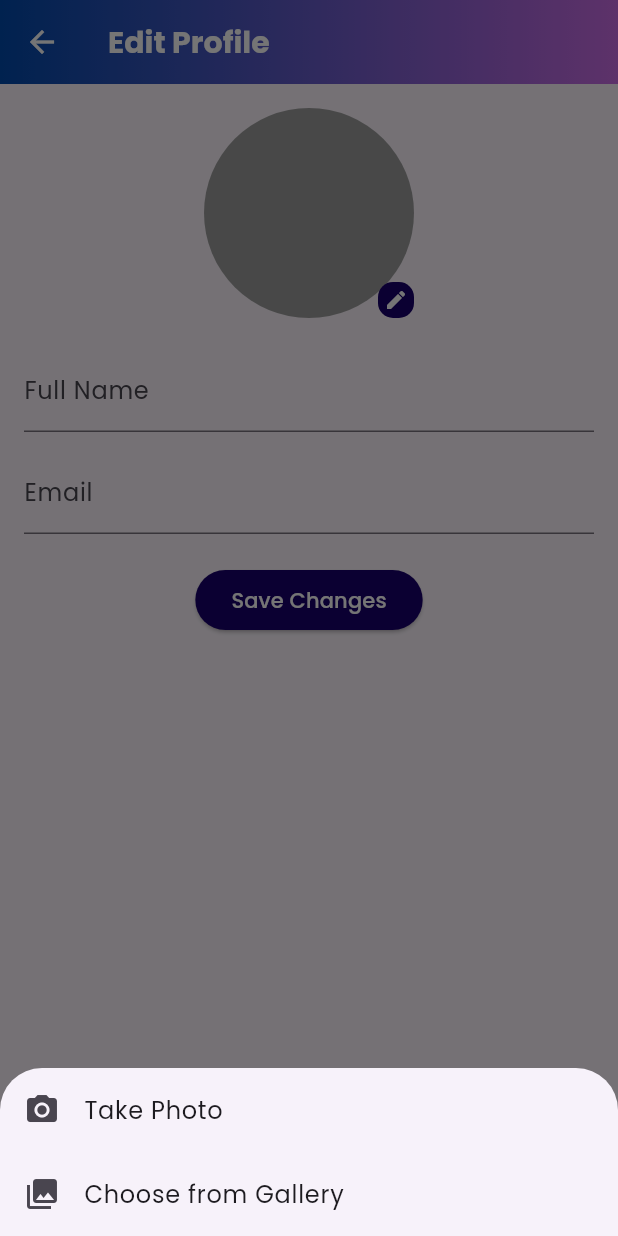
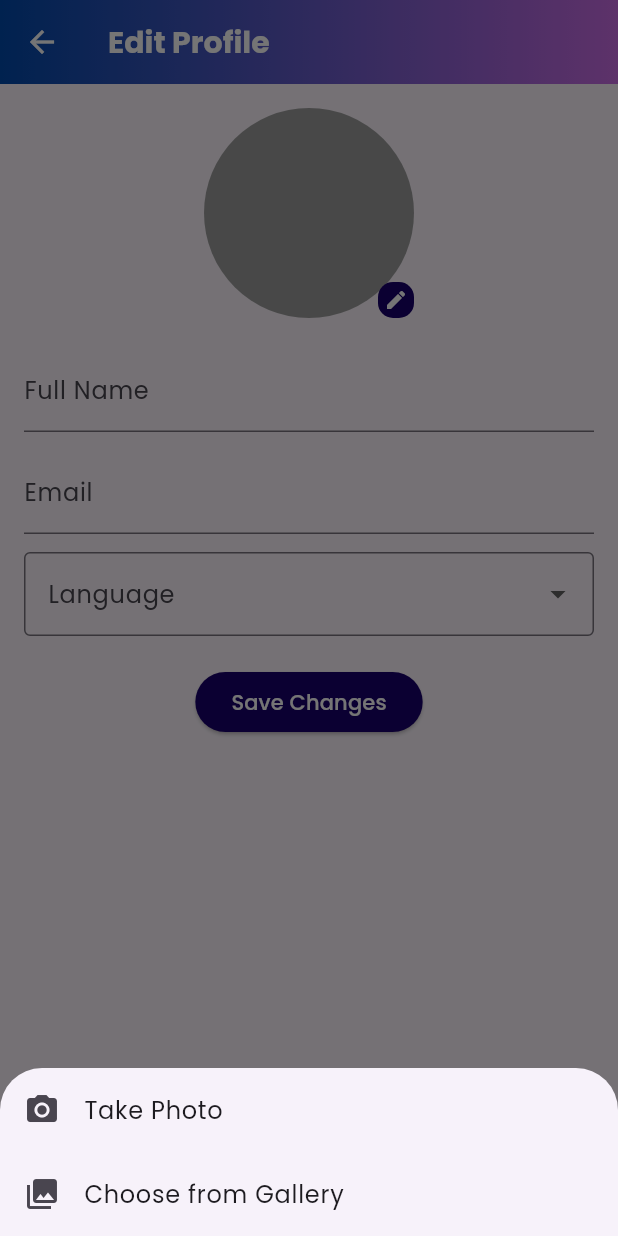
Before and after one commit to charrr1103/AIron-Chef-App, a Flutter app: the EditProfilePage screen opened directly with empty values, after a tap on the "edit" icon, on a phone screen of 412 x 824 dp. Run offline on Flutter 3.47's test engine with Material 3 defaults, Android fonts, the phone set to English and light mode, and no system bars; our stand-ins replace avatar_glow, cloud_firestore, firebase_auth, firebase_core, flutter_tts, google_fonts and 9 more; missing offline and left inert: ultralytics_yolo; accounts and stored records are empty.

Commit message:
update profile features

```diff
--- a/lib/pages/profile_page.dart
+++ b/lib/pages/profile_page.dart
@@ -4,6 +4,7 @@ import 'package:firebase_auth/firebase_auth.dart';
 import 'package:cloud_firestore/cloud_firestore.dart';
 import 'package:image_picker/image_picker.dart';
 import 'package:rxdart/rxdart.dart';
+import './signup_page.dart'; // Import your LoginPage
 
 class ProfilePage extends StatefulWidget {
   const ProfilePage({Key? key}) : super(key: key);
@@ -51,6 +52,7 @@ class _ProfilePageState extends State<ProfilePage> {
             _email = userData['email'] ?? '';
             _fullName = userData['fullName'] ?? '';
             _profilePicturePath = userData['profilePicturePath'];
+            _language = userData['language'] ?? 'English'; // Load language
           });
         } else {
           _userProfileSubject.add({});
@@ -58,6 +60,7 @@ class _ProfilePageState extends State<ProfilePage> {
             _email = '';
             _fullName = '';
             _profilePicturePath = null;
+            _language = 'English';
           });
         }
       } catch (e) {
@@ -75,6 +78,7 @@ class _ProfilePageState extends State<ProfilePage> {
           _email = '';
           _fullName = '';
           _profilePicturePath = null;
+          _language = 'English';
         });
       }
     } else {
@@ -83,6 +87,7 @@ class _ProfilePageState extends State<ProfilePage> {
         _email = '';
         _fullName = '';
         _profilePicturePath = null;
+        _language = 'English';
       });
     }
   }
@@ -97,10 +102,17 @@ class _ProfilePageState extends State<ProfilePage> {
             email: _email,
             profilePicturePath: _profilePicturePath,
             fullName: _fullName,
+            currentLanguage: _language, // Pass current language
             onProfilePictureChanged: (String? newPath) {
               setState(() {
                 _profilePicturePath = newPath;
               });
+            },
+            onLanguageChanged: (String newLanguage) {
+              setState(() {
+                _language = newLanguage;
+              });
+              _saveProfileData(language: newLanguage); // Save language on change
             },
           ),
         ),
@@ -111,11 +123,13 @@ class _ProfilePageState extends State<ProfilePage> {
           _email = result['email'] ?? _email;
           _profilePicturePath = result['profilePicturePath'];
           _fullName = result['fullName'] ?? _fullName;
+          _language = result['language'] ?? _language;
         });
         _userProfileSubject.add({
           'email': _email,
           'fullName': _fullName,
           'profilePicturePath': _profilePicturePath,
+          'language': _language,
         });
         _saveProfileData();
       }
@@ -131,7 +145,7 @@ class _ProfilePageState extends State<ProfilePage> {
     }
   }
 
-  Future<void> _saveProfileData() async {
+  Future<void> _saveProfileData({String? language}) async {
     final user = _auth.currentUser;
     if (user != null) {
       final userId = user.uid;
@@ -140,11 +154,13 @@ class _ProfilePageState extends State<ProfilePage> {
           'email': _email,
           'fullName': _fullName,
           'profilePicturePath': _profilePicturePath,
+          'language': language ?? _language, // Save current or provided language
         });
         _userProfileSubject.add({
           'email': _email,
           'fullName': _fullName,
           'profilePicturePath': _profilePicturePath,
+          'language': language ?? _language,
         });
       } catch (e) {
         print("Error saving profile data: $e");
@@ -173,6 +189,7 @@ class _ProfilePageState extends State<ProfilePage> {
                 setState(() {
                   _language = 'English';
                 });
+                _saveProfileData(language: 'English');
                 Navigator.pop(context);
               },
             ),
@@ -182,6 +199,7 @@ class _ProfilePageState extends State<ProfilePage> {
                 setState(() {
                   _language = 'Malay';
                 });
+                _saveProfileData(language: 'Malay');
                 Navigator.pop(context);
               },
             ),
@@ -191,6 +209,7 @@ class _ProfilePageState extends State<ProfilePage> {
                 setState(() {
                   _language = 'Chinese';
                 });
+                _saveProfileData(language: 'Chinese');
                 Navigator.pop(context);
               },
             ),
@@ -209,6 +228,13 @@ class _ProfilePageState extends State<ProfilePage> {
 
   void _navigateToAbout() {
     print('Navigate to About');
+  }
+
+  void _navigateToSignIn() { // New function to navigate to sign-in
+    Navigator.push(
+      context,
+      MaterialPageRoute(builder: (context) => const SignUpPage()), // Use your LoginPage widget here
+    );
   }
 
   @override
@@ -377,6 +403,13 @@ class _ProfilePageState extends State<ProfilePage> {
                             trailing: const Icon(Icons.chevron_right),
                             onTap: _navigateToAbout,
                           ),
+                          const Divider(height: 1),
+                          ListTile( // Add the new ListTile here
+                            leading: const Icon(Icons.login),
+                            title: const Text('Sign In'),
+                            trailing: const Icon(Icons.chevron_right),
+                            onTap: _navigateToSignIn, // Call the navigation function
+                          ),
                         ],
                       ),
                     ),
@@ -396,6 +429,8 @@ class EditProfilePage extends StatefulWidget {
   final String? profilePicturePath;
   final Function(String?) onProfilePictureChanged;
   final String fullName;
+  final String currentLanguage;
+  final Function(String) onLanguageChanged;
 
   const EditProfilePage({
     Key? key,
@@ -403,6 +438,8 @@ class EditProfilePage extends StatefulWidget {
     required this.profilePicturePath,
     required this.onProfilePictureChanged,
     required this.fullName,
+    required this.currentLanguage,
+    required this.onLanguageChanged,
   }) : super(key: key);
 
   @override
@@ -419,6 +456,7 @@ class _EditProfilePageState extends State<EditProfilePage> {
   late TextEditingController _fullNameController;
   final BehaviorSubject<Map<String, dynamic>> _userProfileSubject =
   BehaviorSubject<Map<String, dynamic>>.seeded({});
+  late String _selectedLanguage;
 
   @override
   void initState() {
@@ -426,6 +464,7 @@ class _EditProfilePageState extends State<EditProfilePage> {
     _emailController = TextEditingController(text: widget.email);
     _profilePicturePath = widget.profilePicturePath;
     _fullNameController = TextEditingController(text: widget.fullName);
+    _selectedLanguage = widget.currentLanguage;
     _getUserID();
   }
 
@@ -451,17 +490,21 @@ class _EditProfilePageState extends State<EditProfilePage> {
           'email': _emailController.text,
           'fullName': _fullNameController.text,
           'profilePicturePath': _profilePicturePath,
+          'language': _selectedLanguage, // Save the selected language
         });
         Map<String, String?> result = {
           'email': _emailController.text,
           'profilePicturePath': _profilePicturePath,
           'fullName': _fullNameController.text,
+          'language': _selectedLanguage,
         };
         _userProfileSubject.add({
           'email': _emailController.text,
           'fullName': _fullNameController.text,
           'profilePicturePath': _profilePicturePath,
+          'language': _selectedLanguage,
         });
+        widget.onLanguageChanged(_selectedLanguage); // Notify parent of language change
         Navigator.of(context).pop(result);
       } catch (e) {
         print("Error saving changes: $e");
@@ -527,6 +570,14 @@ class _EditProfilePageState extends State<EditProfilePage> {
         );
       },
     );
+  }
+
+  void _changeLanguage(String? newLanguage) {
+    if (newLanguage != null) {
+      setState(() {
+        _selectedLanguage = newLanguage;
+      });
+    }
   }
 
   @override
@@ -602,6 +653,22 @@ class _EditProfilePageState extends State<EditProfilePage> {
                 controller: _emailController,
                 decoration: const InputDecoration(labelText: 'Email'),
               ),
+              const SizedBox(height: 12.0),
+              DropdownButtonFormField<String>(
+                decoration: const InputDecoration(
+                  labelText: 'Language',
+                  border: OutlineInputBorder(),
+                ),
+                value: _selectedLanguage,
+                items: <String>['English', 'Malay', 'Chinese']
+                    .map<DropdownMenuItem<String>>((String value) {
+                  return DropdownMenuItem<String>(
+                    value: value,
+                    child: Text(value),
+                  );
+                }).toList(),
+                onChanged: _changeLanguage,
+              ),
               const SizedBox(height: 20.0),
               ElevatedButton(
                 onPressed: _saveChanges,
```
Also changed, not shown: lib/pages/login_page.dart (+21 -0 lines).
